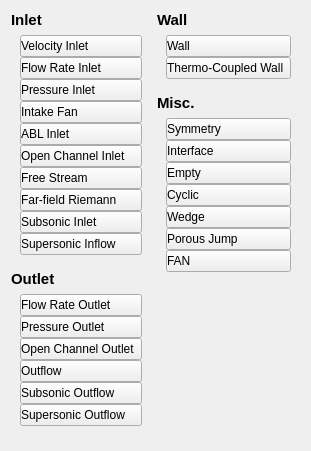
This is baramFlow/view/setup/boundary_conditions/boundary_type_picker.ui in nextfoam/baram as Qt 5 draws it before an edit. The edited form follows.
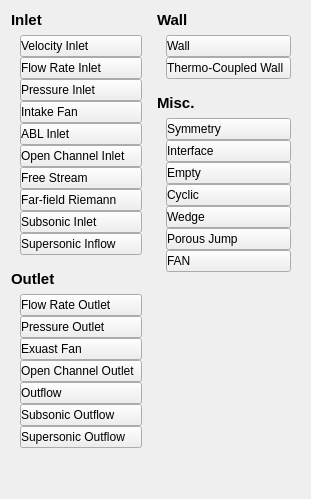
This is the edited form. Custom widgets are drawn as their Qt base class.

The edit to the form file:
```diff
--- a/baramFlow/view/setup/boundary_conditions/boundary_type_picker.ui
+++ b/baramFlow/view/setup/boundary_conditions/boundary_type_picker.ui
@@ -7,7 +7,7 @@
     <x>0</x>
     <y>0</y>
     <width>308</width>
-    <height>451</height>
+    <height>499</height>
    </rect>
   </property>
   <property name="windowTitle">
@@ -319,6 +319,25 @@
            </attribute>
           </widget>
          </item>
+         <item>
+          <widget class="FlatPushButton" name="exhaustFan">
+           <property name="sizePolicy">
+            <sizepolicy hsizetype="Expanding" vsizetype="Fixed">
+             <horstretch>0</horstretch>
+             <verstretch>0</verstretch>
+            </sizepolicy>
+           </property>
+           <property name="styleSheet">
+            <string notr="true">text-align:left</string>
+           </property>
+           <property name="text">
+            <string>Exuast Fan</string>
+           </property>
+           <attribute name="buttonGroup">
+            <string notr="true">buttonGroup</string>
+           </attribute>
+          </widget>
+         </item>
          <item>
           <widget class="FlatPushButton" name="openChannelOutlet">
            <property name="sizePolicy">
```
